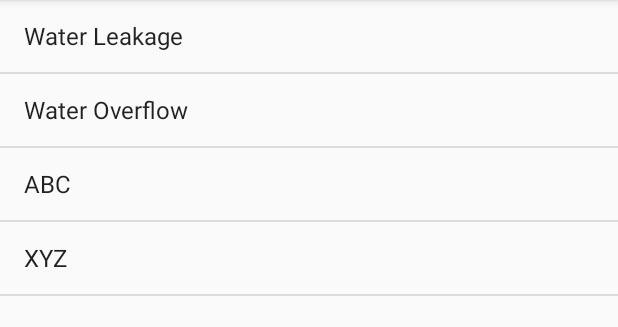
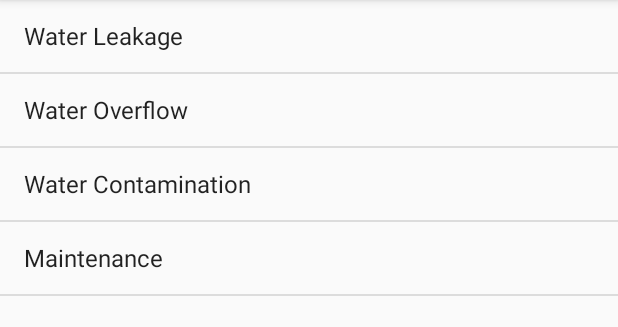
Before and after one commit to abhilash1in/SmartWaterClientApplication, an Android app: the ListViewActivity screen opened directly, with no data from a screen before it, on a phone screen of 412 x 824 dp, the part 84-411 px from its top. Run offline under Robolectric (Android 15) with nearby library versions, the phone set to English and light mode, and no system bars.

Commit message:
text change

```diff
--- a/app/src/main/java/com/example/shashankshekhar/application3s1/Graph/SampleDynamicXYDatasource.java
+++ b/app/src/main/java/com/example/shashankshekhar/application3s1/Graph/SampleDynamicXYDatasource.java
@@ -121,8 +121,8 @@ class SampleDynamicXYDatasource {
                 int xVal = 0;
                 while(keepRunning) {
                     Thread.sleep(5000);
-                    CommonUtils.printLog("thread id in run = "+ Thread.currentThread().getId());
-                    int randomInt = randomGenerator.nextInt(100);
+//                    CommonUtils.printLog("thread id in run = "+ Thread.currentThread().getId());
+//                    int randomInt = randomGenerator.nextInt(100);
                     xVal+=5;
                     xList.remove(0);
                     xList.add(SAMPLE_SIZE-1, xVal);
--- a/app/src/main/java/com/example/shashankshekhar/application3s1/ListView/ListViewActivity.java
+++ b/app/src/main/java/com/example/shashankshekhar/application3s1/ListView/ListViewActivity.java
@@ -20,7 +20,7 @@ public class ListViewActivity extends AppCompatActivity {
         super.onCreate(savedInstanceState);
         setContentView(R.layout.activity_list_view);
         listView = (ListView) findViewById(R.id.list_view);
-        values  = new String[]{"Water Leakage","Water Overflow","ABC","XYZ"};
+        values  = new String[]{"Water Leakage","Water Overflow","Water Contamination","Maintenance"};
         ArrayAdapter<String> listAdapter = new ArrayAdapter<String>(this,android.R.layout.simple_list_item_1,  android.R.id.text1,values);
         listView.setAdapter(listAdapter);
         listView.setOnItemClickListener(new AdapterView.OnItemClickListener() {
```
